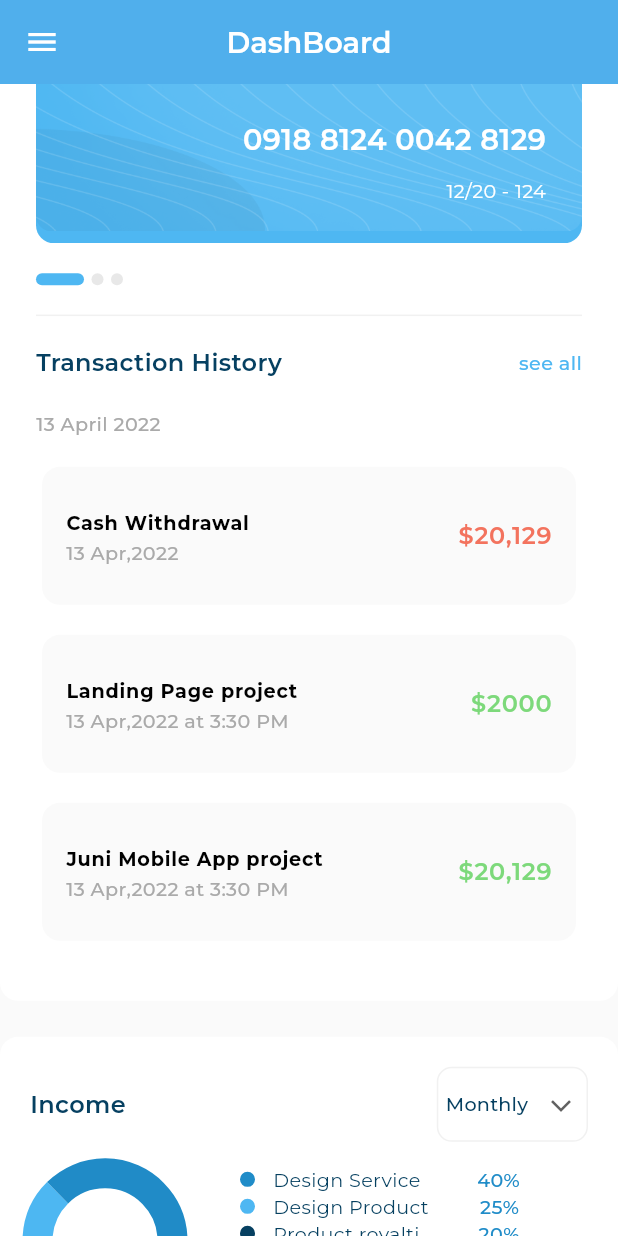
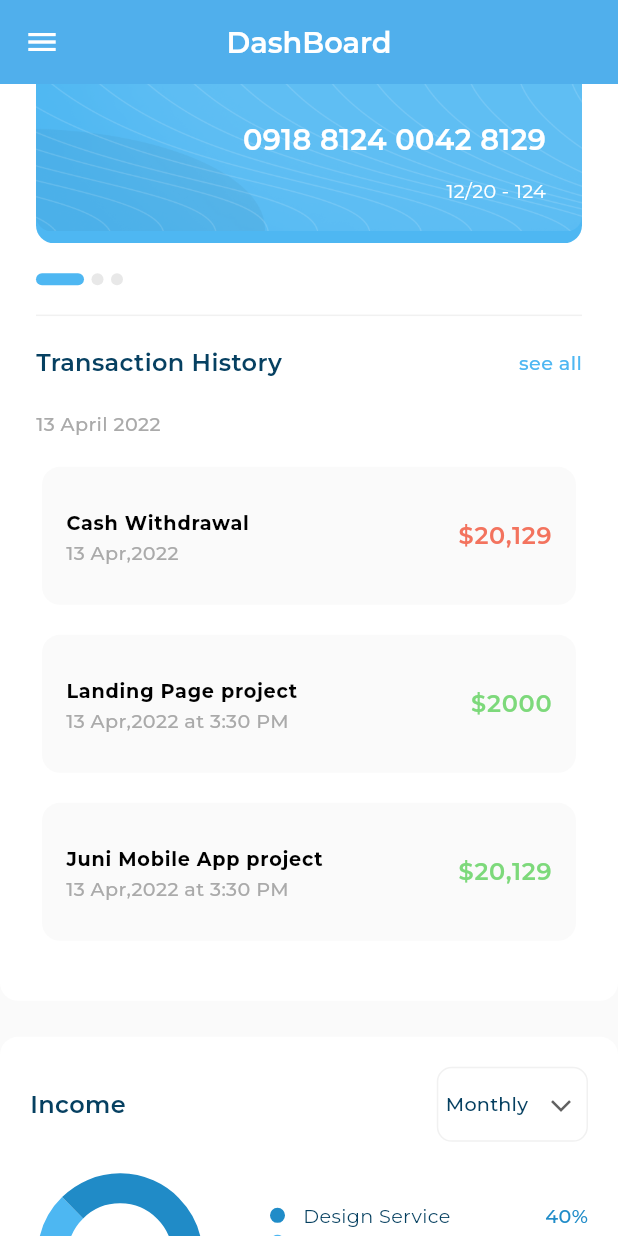
Before and after one commit to MuhammadDev01/responsive_dashboard, a Flutter app: the screen it shows after launch, scrolled down 1152 dp, on a phone screen of 412 x 824 dp. Run offline on Flutter 3.47's test engine with Material 3 defaults, Android fonts, the phone set to English and light mode, and no system bars; drawn by our look-alikes of expandable_page_view, fl_chart; our stand-ins replace flutter_svg; project files that could hold a hidden picture were left out.

Commit message:
fix some ui issues in layouts

```diff
--- a/lib/views/layout/tablet_layout.dart
+++ b/lib/views/layout/tablet_layout.dart
@@ -23,9 +23,9 @@ class TabletLayout extends StatelessWidget {
                   height: 40,
                 ),
                 CustomCenterWidget(),
-                LastSection(),
               ]),
             ),
+            SliverToBoxAdapter(child: LastSection()),
           ],
         ),
       ),
--- a/lib/views/widgets/income_chart_and_details_widget.dart
+++ b/lib/views/widgets/income_chart_and_details_widget.dart
@@ -7,17 +7,14 @@ class IncomeChartAndDetailsWidget extends StatelessWidget {
 
   @override
   Widget build(BuildContext context) {
-    return const SizedBox(
-      height: 100,
-      child: Row(
-        children: [
-          IncomeChart(),
-          SizedBox(
-            width: 40,
-          ),
-          IncomeChartListView(),
-        ],
-      ),
+    return const Row(
+      children: [
+        SizedBox(height: 120, child: IncomeChart()),
+        SizedBox(
+          width: 40,
+        ),
+        Expanded(child: IncomeChartListView()),
+      ],
     );
   }
 }
--- a/lib/views/widgets/income_chart_item.dart
+++ b/lib/views/widgets/income_chart_item.dart
@@ -8,7 +8,6 @@ class IncomeChartItem extends StatelessWidget {
   @override
   Widget build(BuildContext context) {
     return Row(
-      mainAxisAlignment: MainAxisAlignment.start,
       children: [
         CircleAvatar(
           radius: 5,
@@ -18,7 +17,6 @@ class IncomeChartItem extends StatelessWidget {
           width: 12,
         ),
         Expanded(
-          flex: 3,
           child: Text(
             model.title,
             overflow: TextOverflow.ellipsis,
@@ -30,7 +28,6 @@ class IncomeChartItem extends StatelessWidget {
           style: AppStyles.styleMedium16(context)
               .copyWith(color: const Color(0xff208CC8)),
         ),
-        const Spacer(),
       ],
     );
   }
--- a/lib/views/widgets/income_chart_list_view.dart
+++ b/lib/views/widgets/income_chart_list_view.dart
@@ -28,14 +28,12 @@ class IncomeChartListView extends StatelessWidget {
   ];
   @override
   Widget build(BuildContext context) {
-    return Expanded(
-      child: Column(
-        children: items
-            .map(
-              (e) => IncomeChartItem(model: e),
-            )
-            .toList(),
-      ),
+    return Column(
+      children: items
+          .map(
+            (e) => IncomeChartItem(model: e),
+          )
+          .toList(),
     );
   }
 }
--- a/pubspec.yaml
+++ b/pubspec.yaml
@@ -29,6 +29,7 @@ environment:
 # versions available, run `flutter pub outdated`.
 dependencies:
   cupertino_icons: ^1.0.6
+  device_preview: ^1.2.0
   expandable_page_view: ^1.0.17
   fl_chart: ^0.68.0
   flutter:
```
Also changed, not shown: pubspec.lock.
